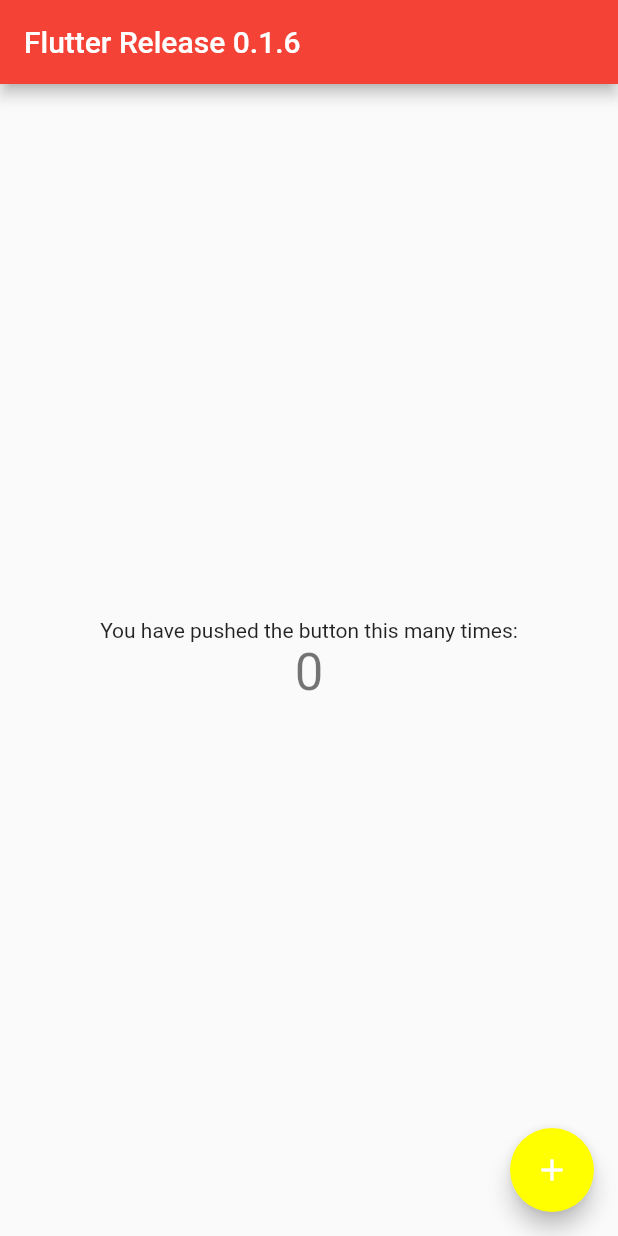
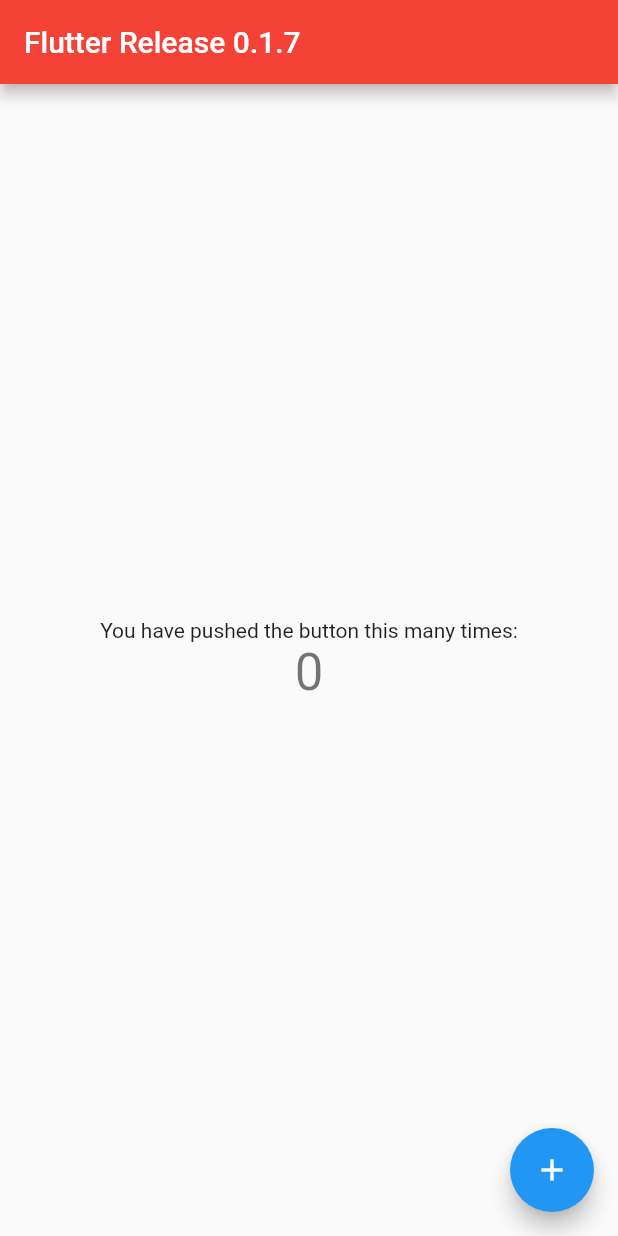
Before and after one commit to ashishra0/flutter-test, a Flutter app: the screen it shows after launch, on a phone screen of 412 x 824 dp. Run offline on Flutter 3.47's test engine with Material 2 defaults, Android fonts, the phone set to English and light mode, and no system bars.

Commit message:
change title and change color to blue

```diff
--- a/lib/main.dart
+++ b/lib/main.dart
@@ -13,7 +13,7 @@ class MyApp extends StatelessWidget {
         primarySwatch: Colors.red,
         visualDensity: VisualDensity.adaptivePlatformDensity,
       ),
-      home: MyHomePage(title: 'Flutter Release 0.1.6'),
+      home: MyHomePage(title: 'Flutter Release 0.1.7'),
     );
   }
 }
@@ -58,7 +58,7 @@ class _MyHomePageState extends State<MyHomePage> {
       floatingActionButton: FloatingActionButton(
         onPressed: _incrementCounter,
         tooltip: 'Increment',
-        backgroundColor: Colors.yellowAccent,
+        backgroundColor: Colors.blue,
         child: Icon(Icons.add),
       ),
     );
```
